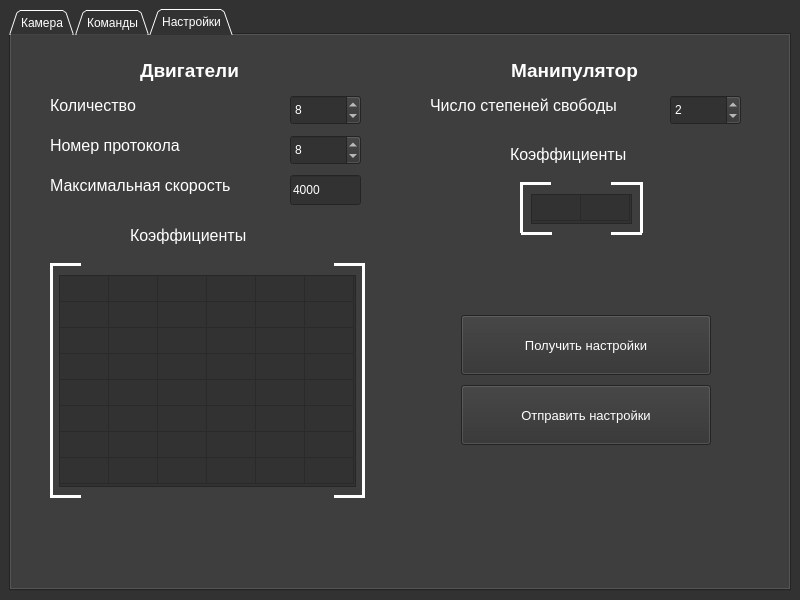
Qt form src/MainWindow/MainWindow.ui (PolarStarWalker/PolarUV-client) before a commit.
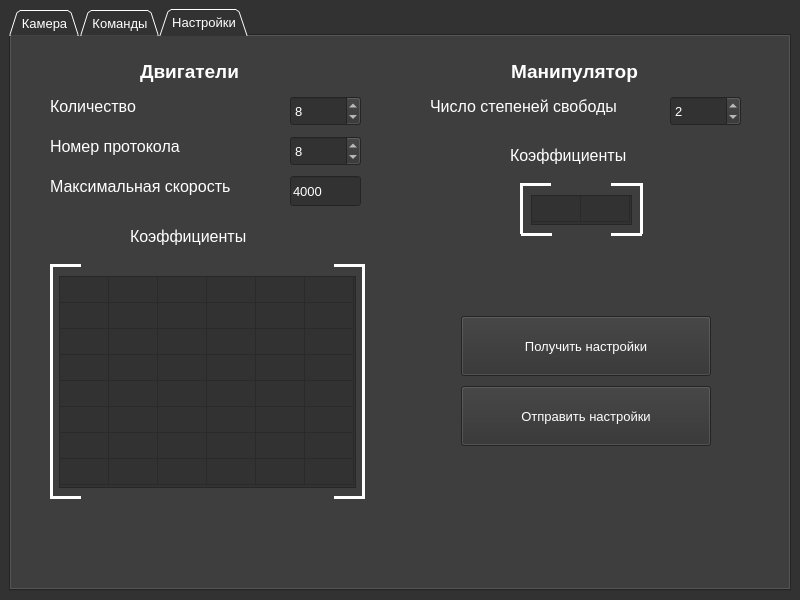
The same form after that commit.

Commit message: Поигрался со шрифтами

Patch:
```diff
--- a/src/MainWindow/MainWindow.ui
+++ b/src/MainWindow/MainWindow.ui
@@ -40,9 +40,9 @@
      <colorrole role="Light">
       <brush brushstyle="SolidPattern">
        <color alpha="255">
-        <red>125</red>
-        <green>125</green>
-        <blue>125</blue>
+        <red>150</red>
+        <green>150</green>
+        <blue>150</blue>
        </color>
       </brush>
      </colorrole>
@@ -58,18 +58,18 @@
      <colorrole role="Dark">
       <brush brushstyle="SolidPattern">
        <color alpha="255">
-        <red>125</red>
-        <green>125</green>
-        <blue>125</blue>
+        <red>100</red>
+        <green>100</green>
+        <blue>100</blue>
        </color>
       </brush>
      </colorrole>
      <colorrole role="Mid">
       <brush brushstyle="SolidPattern">
        <color alpha="255">
-        <red>125</red>
-        <green>125</green>
-        <blue>125</blue>
+        <red>75</red>
+        <green>75</green>
+        <blue>75</blue>
        </color>
       </brush>
      </colorrole>
@@ -186,9 +186,9 @@
      <colorrole role="Light">
       <brush brushstyle="SolidPattern">
        <color alpha="255">
-        <red>125</red>
-        <green>125</green>
-        <blue>125</blue>
+        <red>150</red>
+        <green>150</green>
+        <blue>150</blue>
        </color>
       </brush>
      </colorrole>
@@ -204,18 +204,18 @@
      <colorrole role="Dark">
       <brush brushstyle="SolidPattern">
        <color alpha="255">
-        <red>125</red>
-        <green>125</green>
-        <blue>125</blue>
+        <red>100</red>
+        <green>100</green>
+        <blue>100</blue>
        </color>
       </brush>
      </colorrole>
      <colorrole role="Mid">
       <brush brushstyle="SolidPattern">
        <color alpha="255">
-        <red>125</red>
-        <green>125</green>
-        <blue>125</blue>
+        <red>75</red>
+        <green>75</green>
+        <blue>75</blue>
        </color>
       </brush>
      </colorrole>
@@ -314,9 +314,9 @@
      <colorrole role="WindowText">
       <brush brushstyle="SolidPattern">
        <color alpha="255">
-        <red>125</red>
-        <green>125</green>
-        <blue>125</blue>
+        <red>100</red>
+        <green>100</green>
+        <blue>100</blue>
        </color>
       </brush>
      </colorrole>
@@ -332,9 +332,9 @@
      <colorrole role="Light">
       <brush brushstyle="SolidPattern">
        <color alpha="255">
-        <red>125</red>
-        <green>125</green>
-        <blue>125</blue>
+        <red>150</red>
+        <green>150</green>
+        <blue>150</blue>
        </color>
       </brush>
      </colorrole>
@@ -350,27 +350,27 @@
      <colorrole role="Dark">
       <brush brushstyle="SolidPattern">
        <color alpha="255">
-        <red>125</red>
-        <green>125</green>
-        <blue>125</blue>
+        <red>100</red>
+        <green>100</green>
+        <blue>100</blue>
        </color>
       </brush>
      </colorrole>
      <colorrole role="Mid">
       <brush brushstyle="SolidPattern">
        <color alpha="255">
-        <red>125</red>
-        <green>125</green>
-        <blue>125</blue>
+        <red>75</red>
+        <green>75</green>
+        <blue>75</blue>
        </color>
       </brush>
      </colorrole>
      <colorrole role="Text">
       <brush brushstyle="SolidPattern">
        <color alpha="255">
-        <red>125</red>
-        <green>125</green>
-        <blue>125</blue>
+        <red>100</red>
+        <green>100</green>
+        <blue>100</blue>
        </color>
       </brush>
      </colorrole>
@@ -386,9 +386,9 @@
      <colorrole role="ButtonText">
       <brush brushstyle="SolidPattern">
        <color alpha="255">
-        <red>125</red>
-        <green>125</green>
-        <blue>125</blue>
+        <red>100</red>
+        <green>100</green>
+        <blue>100</blue>
        </color>
       </brush>
      </colorrole>
@@ -487,12 +487,48 @@
            </color>
           </brush>
          </colorrole>
+         <colorrole role="Light">
+          <brush brushstyle="SolidPattern">
+           <color alpha="255">
+            <red>150</red>
+            <green>150</green>
+            <blue>150</blue>
+           </color>
+          </brush>
+         </colorrole>
+         <colorrole role="Dark">
+          <brush brushstyle="SolidPattern">
+           <color alpha="255">
+            <red>100</red>
+            <green>100</green>
+            <blue>100</blue>
+           </color>
+          </brush>
+         </colorrole>
          <colorrole role="Mid">
           <brush brushstyle="SolidPattern">
            <color alpha="255">
-            <red>125</red>
-            <green>125</green>
-            <blue>125</blue>
+            <red>75</red>
+            <green>75</green>
+            <blue>75</blue>
+           </color>
+          </brush>
+         </colorrole>
+         <colorrole role="Text">
+          <brush brushstyle="SolidPattern">
+           <color alpha="255">
+            <red>255</red>
+            <green>255</green>
+            <blue>255</blue>
+           </color>
+          </brush>
+         </colorrole>
+         <colorrole role="ButtonText">
+          <brush brushstyle="SolidPattern">
+           <color alpha="255">
+            <red>255</red>
+            <green>255</green>
+            <blue>255</blue>
            </color>
           </brush>
          </colorrole>
@@ -505,6 +541,15 @@
            </color>
           </brush>
          </colorrole>
+         <colorrole role="PlaceholderText">
+          <brush brushstyle="NoBrush">
+           <color alpha="128">
+            <red>255</red>
+            <green>255</green>
+            <blue>255</blue>
+           </color>
+          </brush>
+         </colorrole>
         </active>
         <inactive>
          <colorrole role="WindowText">
@@ -516,12 +561,48 @@
            </color>
           </brush>
          </colorrole>
+         <colorrole role="Light">
+          <brush brushstyle="SolidPattern">
+           <color alpha="255">
+            <red>150</red>
+            <green>150</green>
+            <blue>150</blue>
+           </color>
+          </brush>
+         </colorrole>
+         <colorrole role="Dark">
+          <brush brushstyle="SolidPattern">
+           <color alpha="255">
+            <red>100</red>
+            <green>100</green>
+            <blue>100</blue>
+           </color>
+          </brush>
+         </colorrole>
          <colorrole role="Mid">
           <brush brushstyle="SolidPattern">
            <color alpha="255">
-            <red>125</red>
-            <green>125</green>
-            <blue>125</blue>
+            <red>75</red>
+            <green>75</green>
+            <blue>75</blue>
+           </color>
+          </brush>
+         </colorrole>
+         <colorrole role="Text">
+          <brush brushstyle="SolidPattern">
+           <color alpha="255">
+            <red>255</red>
+            <green>255</green>
+            <blue>255</blue>
+           </color>
+          </brush>
+         </colorrole>
+         <colorrole role="ButtonText">
+          <brush brushstyle="SolidPattern">
+           <color alpha="255">
+            <red>255</red>
+            <green>255</green>
+            <blue>255</blue>
            </color>
           </brush>
          </colorrole>
@@ -534,23 +615,68 @@
            </color>
           </brush>
          </colorrole>
+         <colorrole role="PlaceholderText">
+          <brush brushstyle="NoBrush">
+           <color alpha="128">
+            <red>255</red>
+            <green>255</green>
+            <blue>255</blue>
+           </color>
+          </brush>
+         </colorrole>
         </inactive>
         <disabled>
          <colorrole role="WindowText">
           <brush brushstyle="SolidPattern">
            <color alpha="255">
-            <red>125</red>
-            <green>125</green>
-            <blue>125</blue>
+            <red>100</red>
+            <green>100</green>
+            <blue>100</blue>
+           </color>
+          </brush>
+         </colorrole>
+         <colorrole role="Light">
+          <brush brushstyle="SolidPattern">
+           <color alpha="255">
+            <red>150</red>
+            <green>150</green>
+            <blue>150</blue>
+           </color>
+          </brush>
+         </colorrole>
+         <colorrole role="Dark">
+          <brush brushstyle="SolidPattern">
+           <color alpha="255">
+            <red>100</red>
+            <green>100</green>
+            <blue>100</blue>
            </color>
           </brush>
          </colorrole>
          <colorrole role="Mid">
           <brush brushstyle="SolidPattern">
            <color alpha="255">
-            <red>125</red>
-            <green>125</green>
-            <blue>125</blue>
+            <red>75</red>
+            <green>75</green>
+            <blue>75</blue>
+           </color>
+          </brush>
+         </colorrole>
+         <colorrole role="Text">
+          <brush brushstyle="SolidPattern">
+           <color alpha="255">
+            <red>100</red>
+            <green>100</green>
+            <blue>100</blue>
+           </color>
+          </brush>
+         </colorrole>
+         <colorrole role="ButtonText">
+          <brush brushstyle="SolidPattern">
+           <color alpha="255">
+            <red>100</red>
+            <green>100</green>
+            <blue>100</blue>
            </color>
           </brush>
          </colorrole>
@@ -563,9 +689,26 @@
            </color>
           </brush>
          </colorrole>
+         <colorrole role="PlaceholderText">
+          <brush brushstyle="NoBrush">
+           <color alpha="128">
+            <red>255</red>
+            <green>255</green>
+            <blue>255</blue>
+           </color>
+          </brush>
+         </colorrole>
         </disabled>
        </palette>
       </property>
+      <property name="font">
+       <font>
+        <family>Arial</family>
+        <pointsize>10</pointsize>
+        <weight>50</weight>
+        <bold>false</bold>
+       </font>
+      </property>
       <property name="tabShape">
        <enum>QTabWidget::Triangular</enum>
       </property>
```
Left out of the diff: 18 changed lines with no effect on the pictures. The commit also changes 1 other file.
